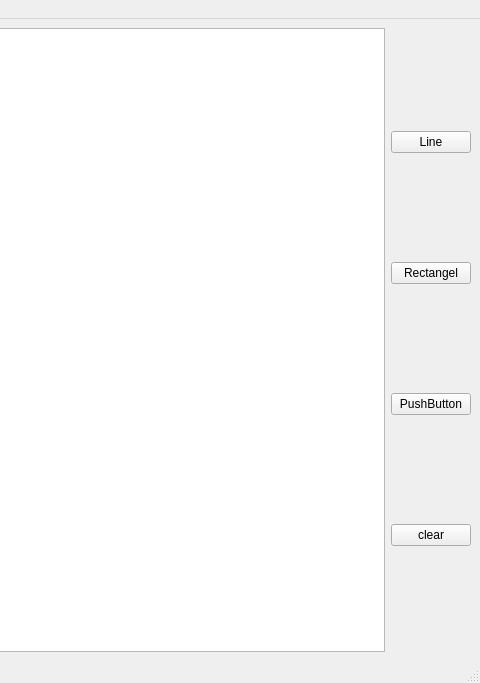
Old version of the form Visualization/Power_Point_Visualization/mainwindow.ui in the repository EdgarMuradyan/Power_Point; both pictures show x 738 to 1218 and y 0 to 683 of the 1218 by 683 pixel window.
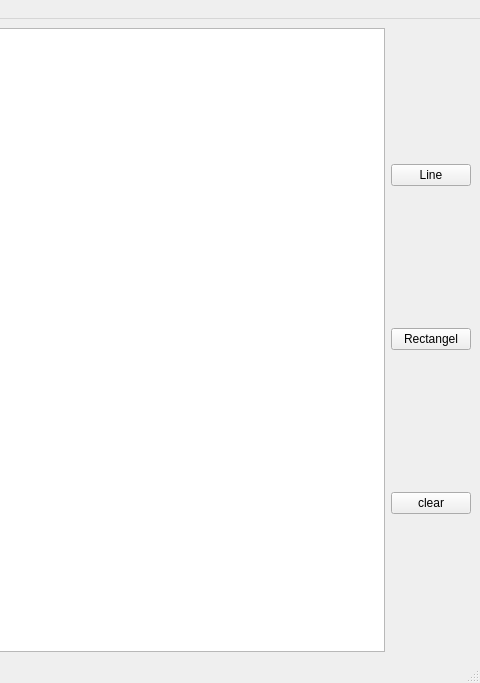
New version of the form. Icons and pictures are not drawn.

The edit to the form file:
```diff
--- a/Visualization/Power_Point_Visualization/mainwindow.ui
+++ b/Visualization/Power_Point_Visualization/mainwindow.ui
@@ -50,13 +50,6 @@
         </property>
        </widget>
       </item>
-      <item>
-       <widget class="QPushButton" name="pushButton_2">
-        <property name="text">
-         <string>PushButton</string>
-        </property>
-       </widget>
-      </item>
       <item>
        <widget class="QPushButton" name="clearaButton">
         <property name="text">
```
Left out of the diff: 2 changed lines with no effect on the pictures.
